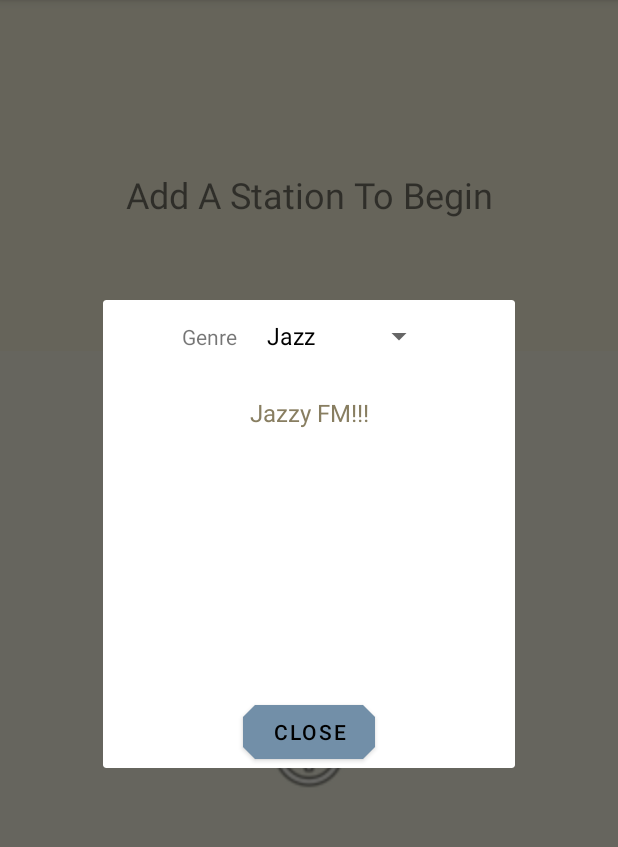
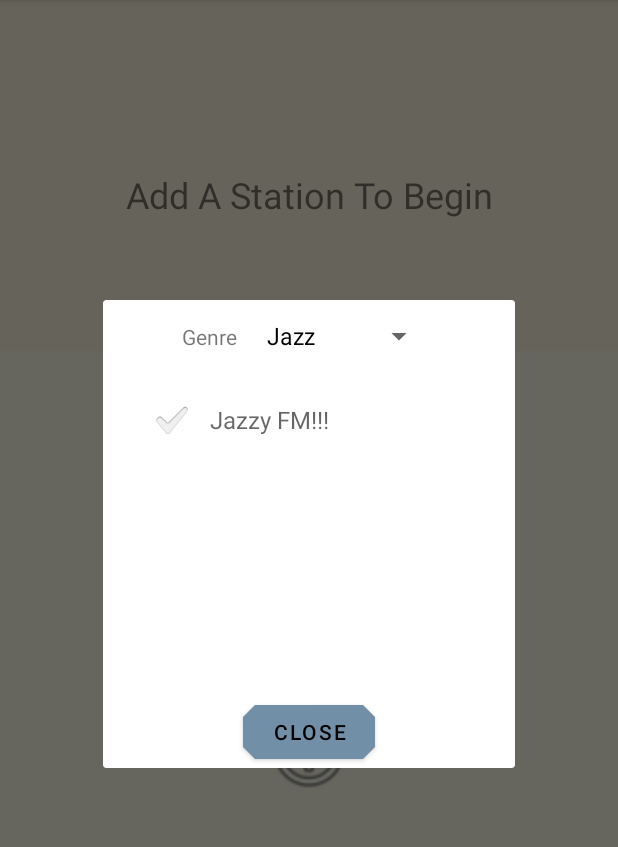
Before and after one commit to johncrawley/WebRadio, an Android app: the fragment StationLibraryFragment placed in its activity, on a phone screen of 412 x 824 dp, the part 84-931 px from its top. Run offline under Robolectric (Android 15) with nearby library versions, the phone set to English and light mode, and no system bars.

Commit message:
Set up stations library to use checked list items.

```diff
--- /dev/null
+++ b/app/src/main/java/com/jcrawley/webradio/list/CheckedListItemArrayAdapter.java
@@ -0,0 +1,48 @@
+package com.jcrawley.webradio.list;
+
+import android.content.Context;
+import android.view.LayoutInflater;
+import android.view.View;
+import android.view.ViewGroup;
+import android.widget.ArrayAdapter;
+import android.widget.CheckedTextView;
+import android.widget.TextView;
+
+import com.jcrawley.webradio.R;
+import com.jcrawley.webradio.repository.StationEntity;
+
+import java.util.List;
+
+import androidx.annotation.NonNull;
+
+public class CheckedListItemArrayAdapter extends ArrayAdapter<StationEntity> {
+
+    private final Context context;
+    private final List<StationEntity> items;
+
+    public CheckedListItemArrayAdapter(Context context, int viewResourceId, List<StationEntity> items) {
+        super(context, viewResourceId, items);
+        this.context = context;
+        this.items = items;
+    }
+
+
+    @Override
+    @NonNull
+    public View getView(int position, View view, @NonNull ViewGroup parent) {
+        if (view == null) {
+            LayoutInflater vi = (LayoutInflater) context.getSystemService(Context.LAYOUT_INFLATER_SERVICE);
+            view = vi.inflate(R.layout.checked_list_item, null);
+        }
+
+        StationEntity station = items.get(position);
+        if (station == null || station.getName().isEmpty()) {
+            return view;
+        }
+        CheckedTextView checkedTextView = view.findViewById(R.id.checkedTextView);
+        checkedTextView.setChecked(station.isFavourite());
+        TextView textView = view.findViewById(R.id.stationNameTextView);
+        textView.setText(station.getName());
+        return view;
+    }
+}
--- a/app/src/main/java/com/jcrawley/webradio/list/ListAdapterHelper.java
+++ b/app/src/main/java/com/jcrawley/webradio/list/ListAdapterHelper.java
@@ -4,8 +4,11 @@ import android.content.Context;
 import android.view.View;
 import android.widget.AbsListView;
 import android.widget.AdapterView;
+import android.widget.ArrayAdapter;
+import android.widget.CheckedTextView;
 import android.widget.ListView;
 
+import com.jcrawley.webradio.R;
 import com.jcrawley.webradio.repository.StationEntity;
 
 import java.util.List;
@@ -16,7 +19,7 @@ import androidx.core.util.Consumer;
 public class ListAdapterHelper {
 
     private final Context context;
-    private ListItemArrayAdapter arrayAdapter;
+    private ArrayAdapter<StationEntity> arrayAdapter;
     private final ListView listView;
     private final Consumer<StationEntity> clickConsumer;
     private final Consumer<StationEntity> longClickConsumer;
@@ -83,33 +86,71 @@ public class ListAdapterHelper {
         return new StationEntity("","");
     }
 
+    public void setupList(final List<StationEntity> stations, boolean hasCheckBox, View noResultsFoundView){
+        ArrayAdapter<StationEntity> adapter = hasCheckBox
+                ? new CheckedListItemArrayAdapter(context, R.layout.checked_list_item, stations)
+                : new ListItemArrayAdapter(context, R.layout.station_list_item, stations);
+
+        setupList(stations, adapter, noResultsFoundView);
+    }
+
+    public void setupList(final List<StationEntity> items,
+                          ArrayAdapter<StationEntity> arrayAdapter,
+                          View noResultsFoundView){
+        if(listView == null){
+            return;
+        }
+        this.arrayAdapter = arrayAdapter;
+        listView.setChoiceMode(AbsListView.CHOICE_MODE_SINGLE);
+        listView.setAdapter(arrayAdapter);
+        setupEmptyView(noResultsFoundView);
+        listView.setOnItemClickListener(createClickListener(items));
+        listView.setOnItemLongClickListener(createLongClickListener(items));
+    }
+
+
     public void setupList(final List<StationEntity> items, int layoutRes, View noResultsFoundView){
         if(listView == null){
             return;
         }
         arrayAdapter = new ListItemArrayAdapter(context, layoutRes, items);
-        AdapterView.OnItemLongClickListener longClickListener = (parent, view, position, id) -> {
-            if(position < items.size()){
-                StationEntity item = items.get(position);
+        listView.setChoiceMode(AbsListView.CHOICE_MODE_SINGLE);
+        listView.setAdapter(arrayAdapter);
+        setupEmptyView(noResultsFoundView);
+        listView.setOnItemClickListener(createClickListener(items));
+        listView.setOnItemLongClickListener(createLongClickListener(items));
+    }
+
+
+    private AdapterView.OnItemClickListener createClickListener(List<StationEntity> stations){
+        return (parent, view, position, id) -> {
+            if(position >= stations.size()){
+                return;
+            }
+            selectedIndex = position;
+            clickConsumer.accept(stations.get(position));
+            toggleCheckbox(view);
+        };
+    }
+
+
+    private AdapterView.OnItemLongClickListener createLongClickListener(List<StationEntity> stations){
+        return (parent, view, position, id) -> {
+            if(position < stations.size()){
+                StationEntity item = stations.get(position);
                 longClickConsumer.accept(item);
                 return true;
             }
             return false;
         };
+    }
 
 
-        AdapterView.OnItemClickListener clickListener = (parent, view, position, id) -> {
-            if(position >= items.size()){
-                return;
-            }
-            selectedIndex = position;
-            clickConsumer.accept(items.get(position));
-        };
-        listView.setChoiceMode(AbsListView.CHOICE_MODE_SINGLE);
-        listView.setAdapter(arrayAdapter);
-        setupEmptyView(noResultsFoundView);
-        listView.setOnItemLongClickListener(longClickListener);
-        listView.setOnItemClickListener(clickListener);
+    private void toggleCheckbox(View listElement){
+        CheckedTextView checkbox = listElement.findViewById(R.id.checkedTextView);
+        if(checkbox != null){
+            checkbox.toggle();
+        }
     }
 
 
--- a/app/src/main/java/com/jcrawley/webradio/repository/StationsRepository.java
+++ b/app/src/main/java/com/jcrawley/webradio/repository/StationsRepository.java
@@ -10,7 +10,7 @@ public interface StationsRepository {
     List<StationEntity> getFromLibraryWithGenre(String genre);
     void delete(long id);
     void update(StationEntity stationEntity);
-    void setAsFavourite(StationEntity stationEntity);
+    void setAsFavourite(StationEntity stationEntity, boolean isFavourite);
     List<String> getAllGenres();
 
 
--- a/app/src/main/java/com/jcrawley/webradio/repository/StationsRepositoryImpl.java
+++ b/app/src/main/java/com/jcrawley/webradio/repository/StationsRepositoryImpl.java
@@ -66,9 +66,10 @@ public class StationsRepositoryImpl implements StationsRepository{
 
 
     @Override
-    public void setAsFavourite(StationEntity station){
+    public void setAsFavourite(StationEntity station, boolean isFavourite){
+        int favouriteValue = isFavourite ? 1 : 0;
         String query = "UPDATE " + StationsEntry.TABLE_NAME
-                + " SET " + StationsEntry.IS_FAVOURITE + " = 1 "
+                + " SET " + StationsEntry.IS_FAVOURITE + " = " + favouriteValue
                 + " WHERE " + StationsEntry._ID + " = " + station.getId() + ";";
         db.execSQL(query);
     }
--- /dev/null
+++ b/app/src/main/res/layout/checked_list_item.xml
@@ -0,0 +1,35 @@
+<?xml version="1.0" encoding="utf-8"?>
+<LinearLayout xmlns:android="http://schemas.android.com/apk/res/android"
+    android:id="@+id/checkedTextViewLayout"
+    android:orientation="horizontal" android:layout_width="match_parent"
+    android:layout_height="match_parent"
+    android:paddingRight="12dp"
+    android:paddingEnd="12dp"
+    android:paddingLeft="12dp"
+    android:paddingStart="12dp">
+
+    <CheckedTextView
+        android:id="@+id/checkedTextView"
+        android:layout_width="wrap_content"
+        android:layout_height="?android:attr/listPreferredItemHeightSmall"
+        android:textAppearance="?android:attr/textAppearanceListItemSmall"
+        android:checkMark="?android:attr/textCheckMark"
+        android:layout_marginStart="12dp"
+        android:layout_marginEnd="12dp"
+        android:layout_gravity="center"
+        android:enabled="true"
+        android:gravity="start" />
+
+    <TextView
+        android:id="@+id/stationNameTextView"
+        android:layout_width="wrap_content"
+        android:layout_height="wrap_content"
+        android:textAppearance="?android:attr/textAppearanceMedium"
+        android:text="Medium Text"
+        android:layout_gravity="center"
+        android:textSize="@dimen/station_list_item_text_size"/>
+
+
+
+
+</LinearLayout>
```
Also changed, not shown: app/src/main/java/com/jcrawley/webradio/fragment/StationLibraryFragment.java (+12 -16 lines), app/src/main/java/com/jcrawley/webradio/repository/StationEntity.java (+7 -0 lines).
